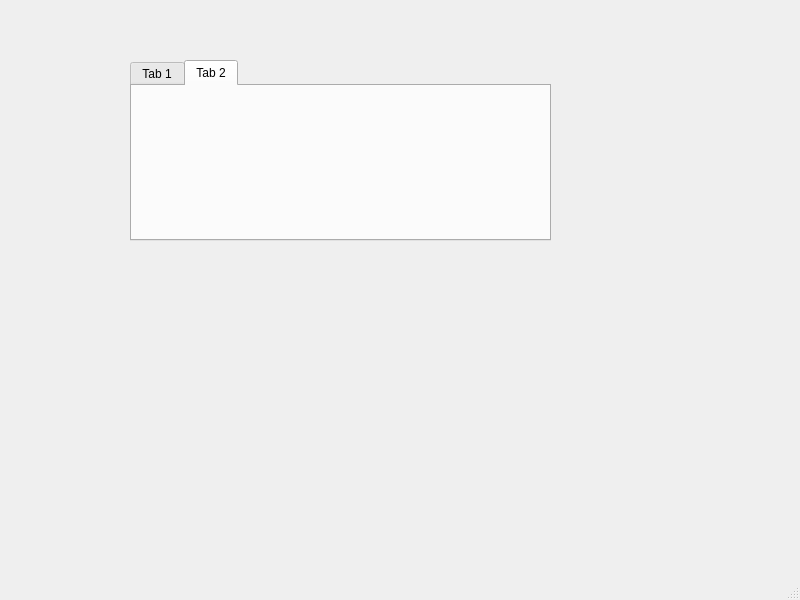
Qt form GUI/mainwindow.ui (TheMaxL/Spending-and-Savings-Tracker) before a commit.
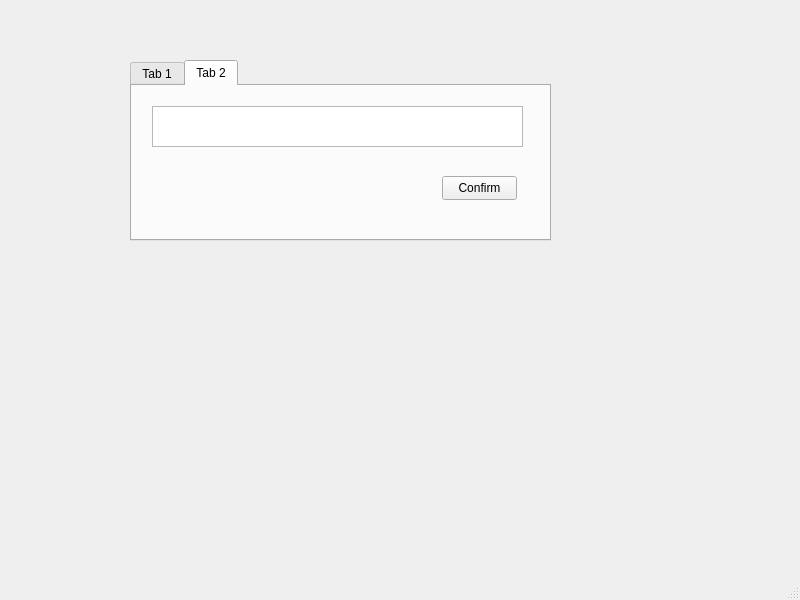
The same form after that commit. The open tabs and pages were chosen to show the change.

The edit to the form file:
```diff
--- a/GUI/mainwindow.ui
+++ b/GUI/mainwindow.ui
@@ -98,6 +98,29 @@
      <attribute name="title">
       <string>Tab 2</string>
      </attribute>
+     <widget class="QTextEdit" name="textEdit_2">
+      <property name="geometry">
+       <rect>
+        <x>20</x>
+        <y>20</y>
+        <width>371</width>
+        <height>41</height>
+       </rect>
+      </property>
+     </widget>
+     <widget class="QPushButton" name="pushButton_2">
+      <property name="geometry">
+       <rect>
+        <x>310</x>
+        <y>90</y>
+        <width>75</width>
+        <height>24</height>
+       </rect>
+      </property>
+      <property name="text">
+       <string>Confirm</string>
+      </property>
+     </widget>
     </widget>
    </widget>
   </widget>
```
